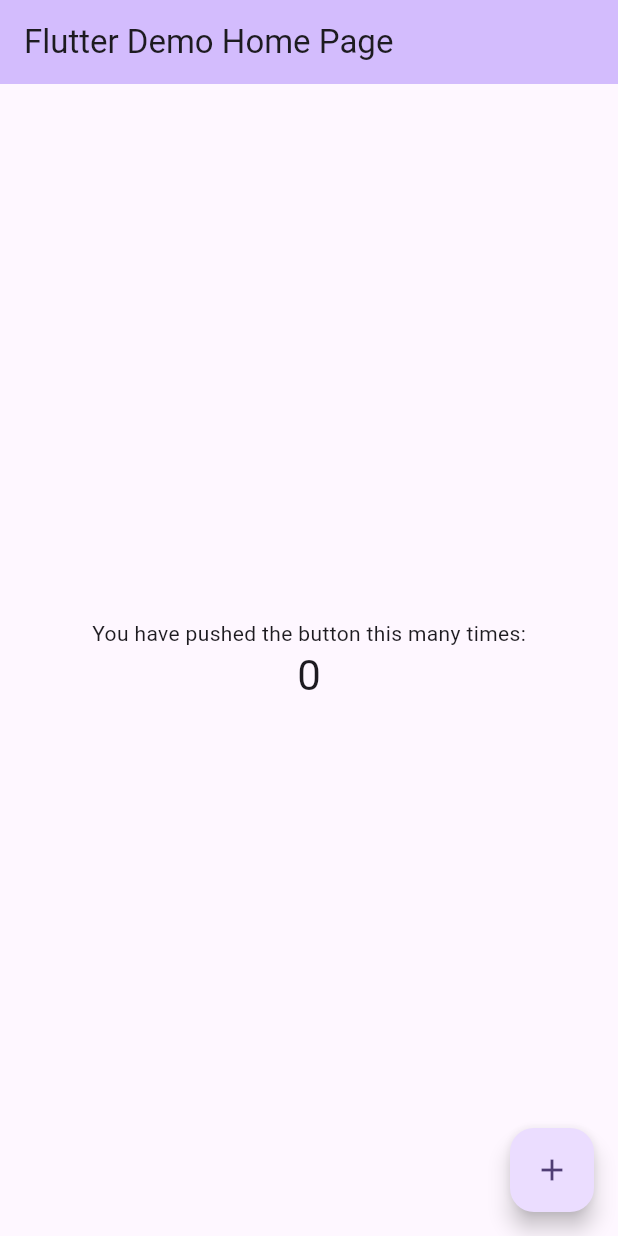
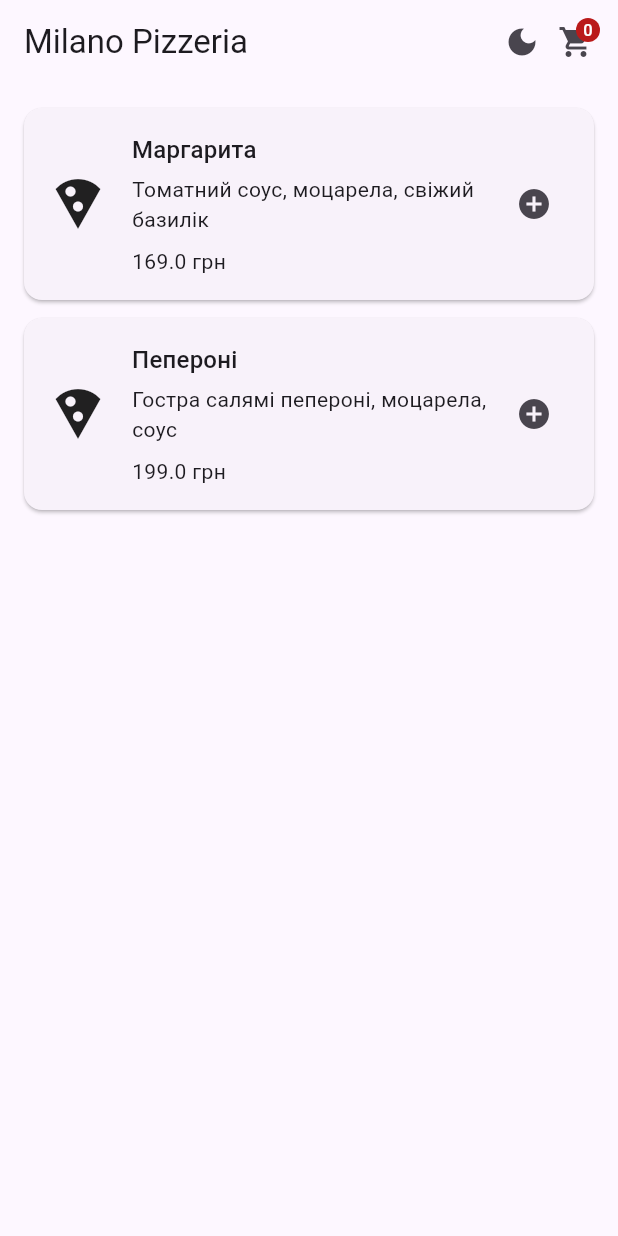
Before and after one commit to artawou/milano-pizzeria, a Flutter app: the screen it shows after launch, on a phone screen of 412 x 824 dp. Run offline on Flutter 3.47's test engine with Material 3 defaults, Android fonts, the phone set to English and light mode, and no system bars.

Commit message:
refactor(presentation): перенести екрани в lib/presentation

```diff
--- a/lib/main.dart
+++ b/lib/main.dart
@@ -1,122 +1,97 @@
-import 'package:material_ui/material_ui.dart';
+
+import 'package:flutter/material.dart';
+import 'package:provider/provider.dart';
+import 'package:provider/single_child_widget.dart';
+
+import 'application/use_cases/add_item_to_order_use_case.dart';
+import 'application/use_cases/clear_order_use_case.dart';
+import 'application/use_cases/get_menu_use_case.dart';
+import 'application/use_cases/get_order_use_case.dart';
+import 'application/use_cases/remove_item_from_order_use_case.dart';
+
+import 'domain/repositories/menu_repository.dart';
+import 'domain/repositories/order_repository.dart';
+
+import 'infrastructure/repositories/in_memory_menu_repository.dart';
+import 'infrastructure/repositories/in_memory_order_repository.dart';
+
+import 'presentation/providers/order_notifier.dart';
+import 'presentation/providers/theme_notifier.dart';
+import 'presentation/screens/home_screen.dart';
+
+List<SingleChildWidget> buildProviders() {
+  // Infrastructure: конкретні реалізації репозиторіїв.
+  final MenuRepository menuRepository = InMemoryMenuRepository();
+  final OrderRepository orderRepository = InMemoryOrderRepository();
+
+  // Application: створення Use Cases.
+  final getMenu = GetMenuUseCase(menuRepository);
+  final getOrder = GetOrderUseCase(orderRepository);
+  final addItem = AddItemToOrderUseCase(orderRepository);
+  final removeItem = RemoveItemFromOrderUseCase(orderRepository);
+  final clearOrder = ClearOrderUseCase(orderRepository);
+
+  // Presentation: передавання залежностей у Provider-и.
+  return [
+    Provider<GetMenuUseCase>.value(value: getMenu),
+
+    ChangeNotifierProvider(
+      create: (_) => OrderNotifier(
+        getOrder: getOrder,
+        addItem: addItem,
+        removeItem: removeItem,
+        clearOrder: clearOrder,
+      ),
+    ),
+
+    ChangeNotifierProvider(
+      create: (_) => ThemeNotifier(),
+    ),
+  ];
+}
 
 void main() {
-  runApp(const MyApp());
+  runApp(
+    MultiProvider(
+      providers: buildProviders(),
+      child: const MyApp(),
+    ),
+  );
 }
 
 class MyApp extends StatelessWidget {
   const MyApp({super.key});
 
-  // This widget is the root of your application.
   @override
   Widget build(BuildContext context) {
+    final mode = context.select<ThemeNotifier, ThemeMode>(
+      (theme) => theme.mode,
+    );
+
+    const seed = Color(0xFF6750A4);
+
     return MaterialApp(
-      title: 'Flutter Demo',
+      title: 'Піцерія — меню',
+      debugShowCheckedModeBanner: false,
+
       theme: ThemeData(
-        // This is the theme of your application.
-        //
-        // TRY THIS: Try running your application with "flutter run". You'll see
-        // the application has a purple toolbar. Then, without quitting the app,
-        // try changing the seedColor in the colorScheme below to Colors.green
-        // and then invoke "hot reload" (save your changes or press the "hot
-        // reload" button in a Flutter-supported IDE, or press "r" if you used
-        // the command line to start the app).
-        //
-        // Notice that the counter didn't reset back to zero; the application
-        // state is not lost during the reload. To reset the state, use hot
-        // restart instead.
-        //
-        // This works for code too, not just values: Most code changes can be
-        // tested with just a hot reload.
-        colorScheme: .fromSeed(seedColor: Colors.deepPurple),
+        useMaterial3: true,
+        colorScheme: ColorScheme.fromSeed(
+          seedColor: seed,
+          brightness: Brightness.light,
+        ),
       ),
-      home: const MyHomePage(title: 'Flutter Demo Home Page'),
+
+      darkTheme: ThemeData(
+        useMaterial3: true,
+        colorScheme: ColorScheme.fromSeed(
+          seedColor: seed,
+          brightness: Brightness.dark,
+        ),
+      ),
+
+      themeMode: mode,
+      home: const HomeScreen(),
     );
   }
 }
-
-class MyHomePage extends StatefulWidget {
-  const MyHomePage({super.key, required this.title});
-
-  // This widget is the home page of your application. It is stateful, meaning
-  // that it has a State object (defined below) that contains fields that affect
-  // how it looks.
-
-  // This class is the configuration for the state. It holds the values (in this
-  // case the title) provided by the parent (in this case the App widget) and
-  // used by the build method of the State. Fields in a Widget subclass are
-  // always marked "final".
-
-  final String title;
-
-  @override
-  State<MyHomePage> createState() => _MyHomePageState();
-}
-
-class _MyHomePageState extends State<MyHomePage> {
-  int _counter = 0;
-
-  void _incrementCounter() {
-    setState(() {
-      // This call to setState tells the Flutter framework that something has
-      // changed in this State, which causes it to rerun the build method below
-      // so that the display can reflect the updated values. If we changed
-      // _counter without calling setState(), then the build method would not be
-      // called again, and so nothing would appear to happen.
-      _counter++;
-    });
-  }
-
-  @override
-  Widget build(BuildContext context) {
-    // This method is rerun every time setState is called, for instance as done
-    // by the _incrementCounter method above.
-    //
-    // The Flutter framework has been optimized to make rerunning build methods
-    // fast, so that you can just rebuild anything that needs updating rather
-    // than having to individually change instances of widgets.
-    return Scaffold(
-      appBar: AppBar(
-        // TRY THIS: Try changing the color here to a specific color (to
-        // Colors.amber, perhaps?) and trigger a hot reload to see the AppBar
-        // change color while the other colors stay the same.
-        backgroundColor: Theme.of(context).colorScheme.inversePrimary,
-        // Here we take the value from the MyHomePage object that was created by
-        // the App.build method, and use it to set our appbar title.
-        title: Text(widget.title),
-      ),
-      body: Center(
-        // Center is a layout widget. It takes a single child and positions it
-        // in the middle of the parent.
-        child: Column(
-          // Column is also a layout widget. It takes a list of children and
-          // arranges them vertically. By default, it sizes itself to fit its
-          // children horizontally, and tries to be as tall as its parent.
-          //
-          // Column has various properties to control how it sizes itself and
-          // how it positions its children. Here we use mainAxisAlignment to
-          // center the children vertically; the main axis here is the vertical
-          // axis because Columns are vertical (the cross axis would be
-          // horizontal).
-          //
-          // TRY THIS: Invoke "debug painting" (choose the "Toggle Debug Paint"
-          // action in the IDE, or press "p" in the console), to see the
-          // wireframe for each widget.
-          mainAxisAlignment: .center,
-          children: [
-            const Text('You have pushed the button this many times:'),
-            Text(
-              '$_counter',
-              style: Theme.of(context).textTheme.headlineMedium,
-            ),
-          ],
-        ),
-      ),
-      floatingActionButton: FloatingActionButton(
-        onPressed: _incrementCounter,
-        tooltip: 'Increment',
-        child: const Icon(Icons.add),
-      ),
-    );
-  }
-}
--- /dev/null
+++ b/lib/presentation/providers/order_notifier.dart
@@ -0,0 +1,55 @@
+
+import 'package:flutter/foundation.dart';
+
+import '../../application/use_cases/add_item_to_order_use_case.dart';
+import '../../application/use_cases/clear_order_use_case.dart';
+import '../../application/use_cases/get_order_use_case.dart';
+import '../../application/use_cases/remove_item_from_order_use_case.dart';
+import '../../domain/entities/order.dart';
+import '../../domain/entities/order_line.dart';
+import '../../domain/entities/pizza_item.dart';
+
+class OrderNotifier extends ChangeNotifier {
+  OrderNotifier({
+    required GetOrderUseCase getOrder,
+    required AddItemToOrderUseCase addItem,
+    required RemoveItemFromOrderUseCase removeItem,
+    required ClearOrderUseCase clearOrder,
+  })  : _getOrder = getOrder,
+        _addItem = addItem,
+        _removeItem = removeItem,
+        _clearOrder = clearOrder;
+
+  final GetOrderUseCase _getOrder;
+  final AddItemToOrderUseCase _addItem;
+  final RemoveItemFromOrderUseCase _removeItem;
+  final ClearOrderUseCase _clearOrder;
+
+  Order _order = const Order();
+
+  List<OrderLine> get lines => _order.lines;
+  int get totalCount => _order.totalCount;
+  double get total => _order.total;
+
+  int quantityOf(PizzaItem item) => _order.quantityOf(item);
+
+  Future<void> load() async {
+    _order = await _getOrder();
+    notifyListeners();
+  }
+
+  Future<void> increment(PizzaItem item) async {
+    _order = await _addItem(item);
+    notifyListeners();
+  }
+
+  Future<void> decrement(PizzaItem item) async {
+    _order = await _removeItem(item);
+    notifyListeners();
+  }
+
+  Future<void> clear() async {
+    _order = await _clearOrder();
+    notifyListeners();
+  }
+}
--- /dev/null
+++ b/lib/presentation/providers/theme_notifier.dart
@@ -0,0 +1,13 @@
+import 'package:flutter/material.dart';
+
+class ThemeNotifier extends ChangeNotifier {
+  ThemeMode _mode = ThemeMode.light;
+
+  ThemeMode get mode => _mode;
+  bool get isDark => _mode == ThemeMode.dark;
+
+  void toggle() {
+    _mode = isDark ? ThemeMode.light : ThemeMode.dark;
+    notifyListeners();
+  }
+}
--- /dev/null
+++ b/lib/presentation/screens/home_screen.dart
@@ -0,0 +1,139 @@
+
+import 'package:flutter/material.dart';
+import 'package:provider/provider.dart';
+
+import '../../application/use_cases/get_menu_use_case.dart';
+import '../../domain/entities/pizza_item.dart';
+import '../providers/order_notifier.dart';
+import '../providers/theme_notifier.dart';
+
+class HomeScreen extends StatefulWidget {
+  const HomeScreen({super.key});
+
+  @override
+  State<HomeScreen> createState() => _HomeScreenState();
+}
+
+class _HomeScreenState extends State<HomeScreen> {
+  late final Future<List<PizzaItem>> _menuFuture;
+
+  @override
+  void initState() {
+    super.initState();
+    _menuFuture = context.read<GetMenuUseCase>()();
+
+    WidgetsBinding.instance.addPostFrameCallback((_) {
+      if (mounted) {
+        context.read<OrderNotifier>().load();
+      }
+    });
+  }
+
+  @override
+  Widget build(BuildContext context) {
+    final theme = context.watch<ThemeNotifier>();
+
+    return Scaffold(
+      appBar: AppBar(
+        title: const Text('Milano Pizzeria'),
+        actions: [
+          IconButton(
+            onPressed: theme.toggle,
+            icon: Icon(
+              theme.isDark ? Icons.light_mode : Icons.dark_mode,
+            ),
+          ),
+          Consumer<OrderNotifier>(
+            builder: (context, order, child) {
+              return Padding(
+                padding: const EdgeInsets.only(right: 16),
+                child: Center(
+                  child: Badge(
+                    label: Text('${order.totalCount}'),
+                    child: const Icon(Icons.shopping_cart),
+                  ),
+                ),
+              );
+            },
+          ),
+        ],
+      ),
+
+      body: FutureBuilder<List<PizzaItem>>(
+        future: _menuFuture,
+        builder: (context, snapshot) {
+          if (snapshot.connectionState == ConnectionState.waiting) {
+            return const Center(
+              child: CircularProgressIndicator(),
+            );
+          }
+
+          if (snapshot.hasError) {
+            return const Center(
+              child: Text('Не вдалося завантажити меню'),
+            );
+          }
+
+          final menu = snapshot.data ?? [];
+
+          if (menu.isEmpty) {
+            return const Center(
+              child: Text('Меню поки порожнє'),
+            );
+          }
+
+          return ListView.builder(
+            padding: const EdgeInsets.all(16),
+            itemCount: menu.length,
+            itemBuilder: (context, index) {
+              final pizza = menu[index];
+
+              return Card(
+                margin: const EdgeInsets.only(bottom: 12),
+                child: Padding(
+                  padding: const EdgeInsets.all(16),
+                  child: Row(
+                    children: [
+                      const Icon(
+                        Icons.local_pizza,
+                        size: 40,
+                      ),
+                      const SizedBox(width: 16),
+
+                      Expanded(
+                        child: Column(
+                          crossAxisAlignment: CrossAxisAlignment.start,
+                          children: [
+                            Text(
+                              pizza.title,
+                              style: Theme.of(context)
+                                  .textTheme
+                                  .titleMedium,
+                            ),
+                            const SizedBox(height: 4),
+                            Text(pizza.description),
+                            const SizedBox(height: 8),
+                            Text('${pizza.price} грн'),
+                          ],
+                        ),
+                      ),
+
+                      IconButton(
+                        onPressed: () {
+                          context
+                              .read<OrderNotifier>()
+                              .increment(pizza);
+                        },
+                        icon: const Icon(Icons.add_circle),
+                      ),
+                    ],
+                  ),
+                ),
+              );
+            },
+          );
+        },
+      ),
+    );
+  }
+}
```
